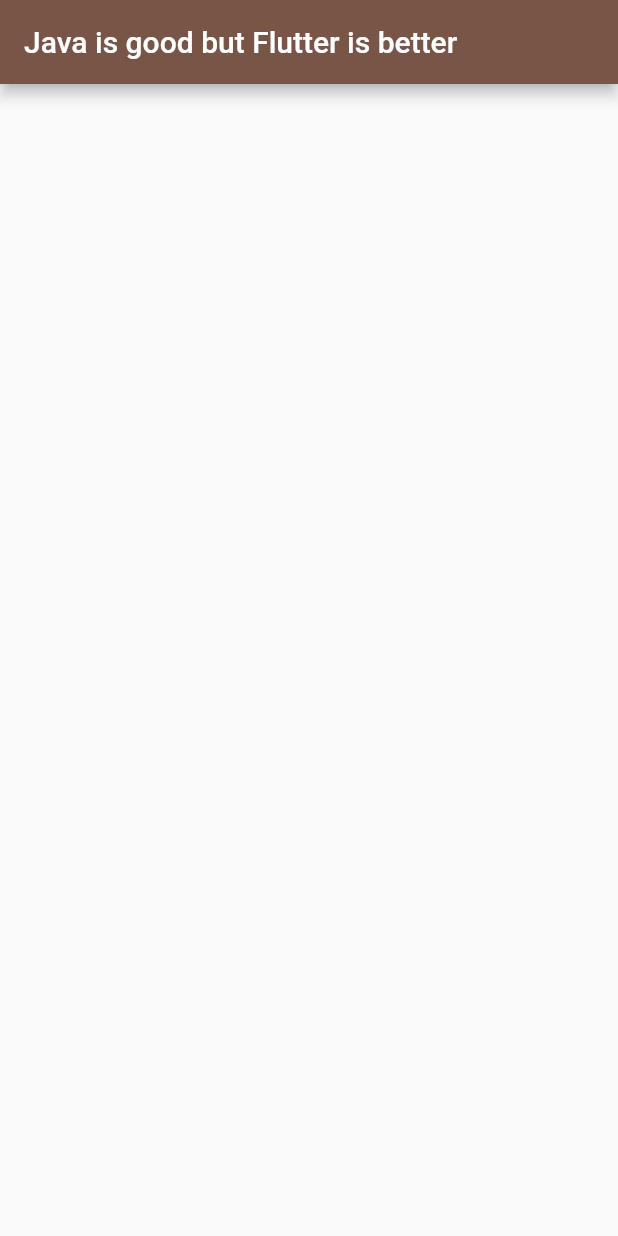
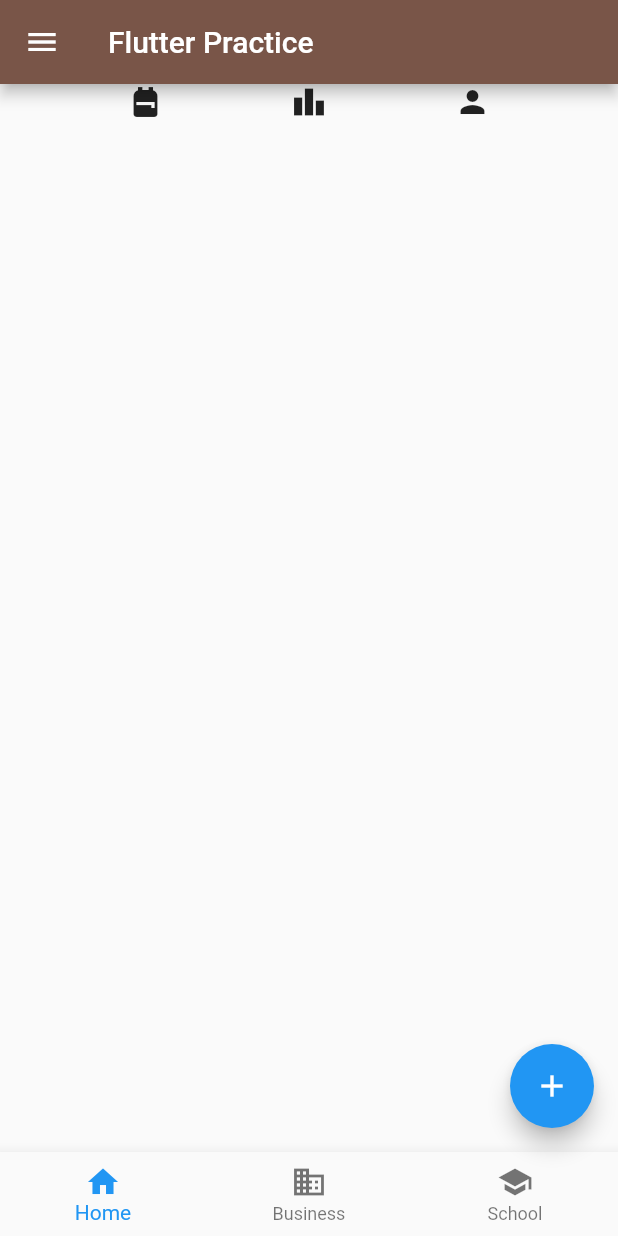
Before and after one commit to titangarg44/Flutter-101, a Flutter app: the screen it shows after launch, on a phone screen of 412 x 824 dp. Run offline on Flutter 3.47's test engine with Material 2 defaults, Android fonts, the phone set to English and light mode, and no system bars.

Commit message:
Add files via upload

```diff
--- a/lib/main.dart
+++ b/lib/main.dart
@@ -14,23 +14,23 @@ class MyApp extends StatelessWidget {
       home: Scaffold(
         appBar: AppBar(
           backgroundColor: Colors.brown,
-          title: const Text('Java is good but Flutter is better'),
+          title: const Text('Flutter Practice'),
         ),
+        /*
         body: ListView.builder(
           itemBuilder: (_, index) {
             return Container(
-              color: randomColor(),
               width: 500,
               height: 500,
             );
           },
         ),
       ),
-      /*
+      */
         floatingActionButton: FloatingActionButton(
           child: Icon(Icons.add),
           onPressed: () {
-            print('You have be manipulated');
+            print('Welcome to the app');
           },
         ),
         bottomNavigationBar: BottomNavigationBar(
@@ -53,17 +53,15 @@ class MyApp extends StatelessWidget {
           child: Text('Nice'),
         ),
         body: Row(
-          mainAxisAlignment: MainAxisAlignment.center,
+          mainAxisAlignment: MainAxisAlignment.spaceEvenly,
           crossAxisAlignment: CrossAxisAlignment.end,
           children: const [
-            Expanded(
-              flex: 4,
-              child: Icon(Icons.backpack),
-            ),
+            Icon(Icons.backpack),
             Icon(Icons.leaderboard),
             Icon(Icons.person)
           ],
         ),
+        /*
         body: Stack(
           children: [
             Container(
@@ -74,8 +72,7 @@ class MyApp extends StatelessWidget {
             Icon(Icons.verified)
           ],
         ),*/
+      ),
     );
   }
-
-  randomColor() {}
 }
```
